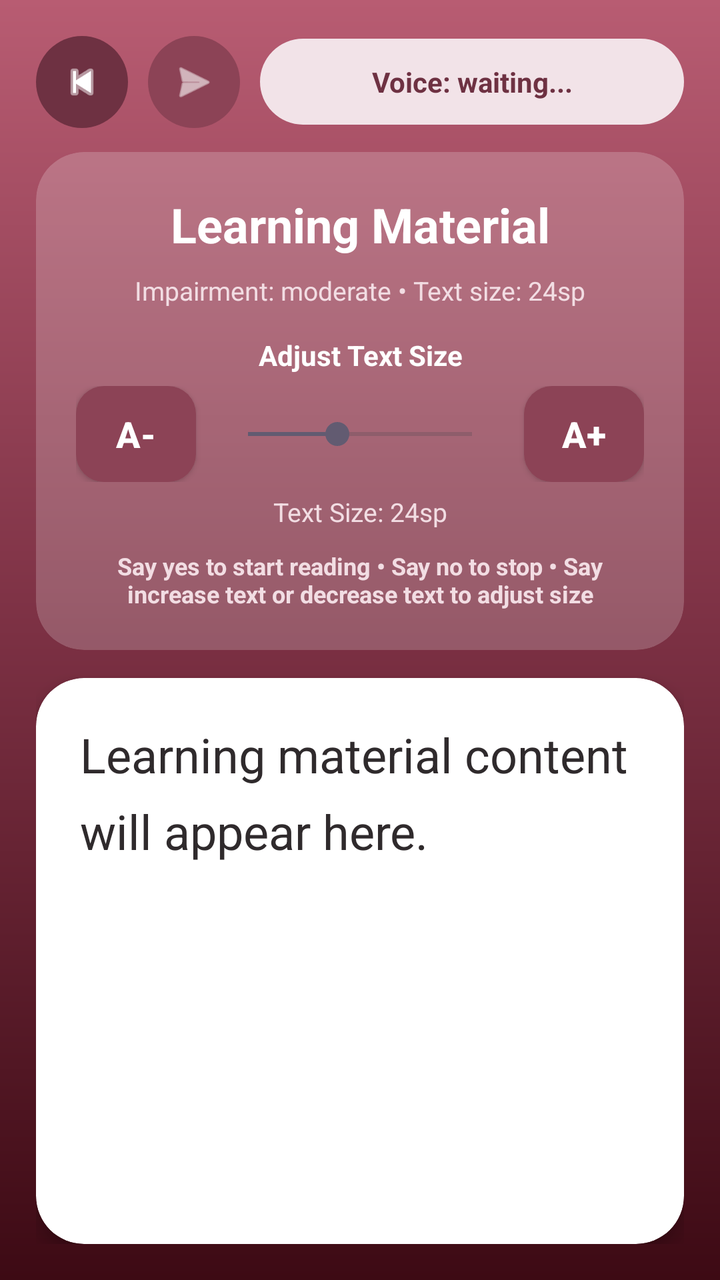
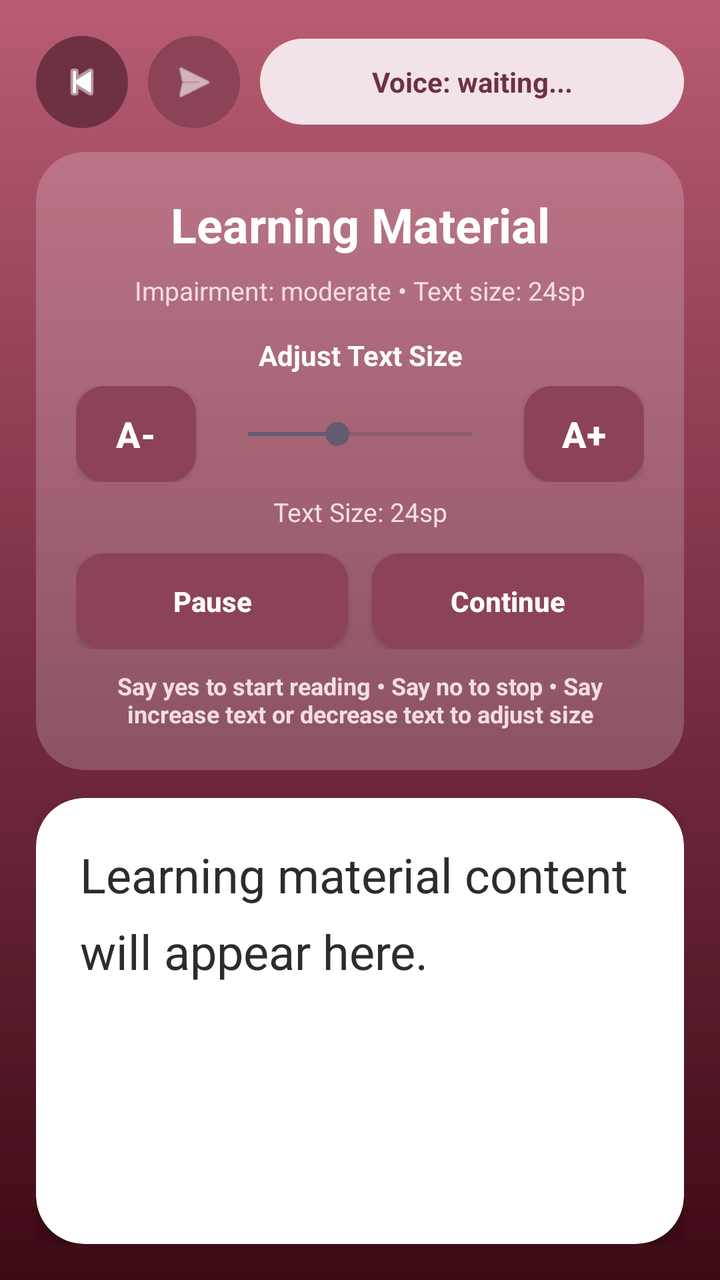

Compare the two renders of this Android layout. The source of the first and the diff that turns it into the second are given below.
<!-- AndroidManifest.xml: application theme Theme.VisualEyes -->
<!-- res/layout/activity_accessible_material.xml -->
<?xml version="1.0" encoding="utf-8"?>
<FrameLayout xmlns:android="http://schemas.android.com/apk/res/android"
    xmlns:app="http://schemas.android.com/apk/res-auto"
    android:layout_width="match_parent"
    android:layout_height="match_parent"
    android:fitsSystemWindows="true"
    android:background="@drawable/bg_viewer_gradient_bg">

    <LinearLayout
        android:layout_width="match_parent"
        android:layout_height="match_parent"
        android:orientation="vertical"
        android:paddingStart="18dp"
        android:paddingTop="18dp"
        android:paddingEnd="18dp"
        android:paddingBottom="18dp">

        <LinearLayout
            android:layout_width="match_parent"
            android:layout_height="wrap_content"
            android:layout_marginBottom="12dp"
            android:gravity="center_vertical"
            android:orientation="horizontal">

            <ImageView
                android:id="@+id/btnBack"
                android:layout_width="46dp"
                android:layout_height="46dp"
                android:layout_marginEnd="10dp"
                android:background="@drawable/bg_icon_button_ripple"
                android:contentDescription="@string/back"
                android:padding="11dp"
                android:src="@android:drawable/ic_media_previous"
                app:tint="#FFFFFF" />

            <ImageView
                android:id="@+id/btnFeedback"
                android:layout_width="46dp"
                android:layout_height="46dp"
                android:layout_marginEnd="10dp"
                android:background="@drawable/bg_icon_button_ripple_accent"
                android:contentDescription="Feedback"
                android:padding="11dp"
                android:src="@android:drawable/ic_menu_send"
                app:tint="#FFFFFF" />
            <TextView
                android:id="@+id/txtVoiceStatus"
                android:layout_width="0dp"
                android:layout_height="wrap_content"
                android:layout_weight="1"
                android:background="@drawable/bg_voice_chip_soft"
                android:gravity="center"
                android:paddingStart="14dp"
                android:paddingTop="12dp"
                android:paddingEnd="14dp"
                android:paddingBottom="12dp"
                android:text="@string/voice_waiting"
                android:textColor="#6E3142"
                android:textSize="14sp"
                android:textStyle="bold" />
        </LinearLayout>

        <androidx.cardview.widget.CardView
            android:id="@+id/cardControls"
            android:layout_width="match_parent"
            android:layout_height="wrap_content"
            android:layout_marginBottom="14dp"
            app:cardBackgroundColor="#33FFFFFF"
            app:cardCornerRadius="24dp"
            app:cardElevation="0dp">

            <LinearLayout
                android:layout_width="match_parent"
                android:layout_height="wrap_content"
                android:orientation="vertical"
                android:padding="20dp">

                <TextView
                    android:id="@+id/txtReaderTitle"
                    android:layout_width="match_parent"
                    android:layout_height="wrap_content"
                    android:gravity="center"
                    android:text="Learning Material"
                    android:textColor="#FFFFFF"
                    android:textSize="24sp"
                    android:textStyle="bold" />

                <TextView
                    android:id="@+id/txtReaderInfo"
                    android:layout_width="match_parent"
                    android:layout_height="wrap_content"
                    android:layout_marginTop="8dp"
                    android:gravity="center"
                    android:text="Impairment: moderate • Text size: 24sp"
                    android:textColor="#F2DDE3"
                    android:textSize="13sp" />

                <LinearLayout
                    android:layout_width="match_parent"
                    android:layout_height="wrap_content"
                    android:layout_marginTop="14dp"
                    android:orientation="vertical">

                    <TextView
                        android:id="@+id/txtAdjustTextSizeLabel"
                        android:layout_width="match_parent"
                        android:layout_height="wrap_content"
                        android:layout_marginBottom="6dp"
                        android:gravity="center"
                        android:text="Adjust Text Size"
                        android:textColor="#FFFFFF"
                        android:textSize="14sp"
                        android:textStyle="bold" />

                    <LinearLayout
                        android:layout_width="match_parent"
                        android:layout_height="wrap_content"
                        android:gravity="center_vertical"
                        android:orientation="horizontal">

                        <android.widget.Button
                            android:id="@+id/btnDecreaseText"
                            android:layout_width="60dp"
                            android:layout_height="48dp"
                            android:background="@drawable/bg_button_ripple_squared"
                            android:backgroundTint="@null"
                            android:text="A-"
                            android:textColor="#FFFFFF"
                            android:textSize="18sp"
                            android:textStyle="bold" />

                        <SeekBar
                            android:id="@+id/seekTextSize"
                            android:layout_width="0dp"
                            android:layout_height="40dp"
                            android:layout_marginStart="10dp"
                            android:layout_marginEnd="10dp"
                            android:layout_weight="1"
                            android:max="10"
                            android:progress="4" />

                        <android.widget.Button
                            android:id="@+id/btnIncreaseText"
                            android:layout_width="60dp"
                            android:layout_height="48dp"
                            android:background="@drawable/bg_button_ripple_squared"
                            android:backgroundTint="@null"
                            android:text="A+"
                            android:textColor="#FFFFFF"
                            android:textSize="18sp"
                            android:textStyle="bold" />
                    </LinearLayout>

                    <TextView
                        android:id="@+id/txtCurrentSize"
                        android:layout_width="match_parent"
                        android:layout_height="wrap_content"
                        android:layout_marginTop="6dp"
                        android:gravity="center"
                        android:text="Text Size: 24sp"
                        android:textColor="#F2DDE3"
                        android:textSize="13sp" />
                </LinearLayout>

                <TextView
                    android:id="@+id/txtVoiceHint"
                    android:layout_width="match_parent"
                    android:layout_height="wrap_content"
                    android:layout_marginTop="10dp"
                    android:gravity="center"
                    android:text="Say yes to start reading • Say no to stop • Say increase text or decrease text to adjust size"
                    android:textColor="#F2DDE3"
                    android:textSize="12sp"
                    android:textStyle="bold" />
            </LinearLayout>
        </androidx.cardview.widget.CardView>

        <androidx.cardview.widget.CardView
            android:id="@+id/cardContent"
            android:layout_width="match_parent"
            android:layout_height="0dp"
            android:layout_weight="1"
            app:cardBackgroundColor="#FFFFFF"
            app:cardCornerRadius="24dp"
            app:cardElevation="5dp">

            <ScrollView
                android:id="@+id/scrollView"
                android:layout_width="match_parent"
                android:layout_height="match_parent"
                android:fillViewport="true"
                android:scrollbars="none">

                <LinearLayout
                    android:id="@+id/contentContainer"
                    android:layout_width="match_parent"
                    android:layout_height="wrap_content"
                    android:orientation="vertical"
                    android:padding="22dp">

                    <TextView
                        android:id="@+id/txtReaderContent"
                        android:layout_width="match_parent"
                        android:layout_height="wrap_content"
                        android:lineSpacingExtra="10dp"
                        android:text="Learning material content will appear here."
                        android:textColor="#2F2A2C"
                        android:textSize="24sp" />

                </LinearLayout>
            </ScrollView>
        </androidx.cardview.widget.CardView>

    </LinearLayout>

</FrameLayout>
<!-- resources referenced by this layout -->
<resources>
  <!-- drawable bg_button_ripple_squared (drawable) -->
  <?xml version="1.0" encoding="utf-8"?>
  <ripple xmlns:android="http://schemas.android.com/apk/res/android"
      android:color="#55FFFFFF">
      <item>
          <shape android:shape="rectangle">
              <corners android:radius="14dp" />
              <solid android:color="#8C4356" />
          </shape>
      </item>
  </ripple>
  <!-- drawable bg_icon_button_ripple (drawable) -->
  <?xml version="1.0" encoding="utf-8"?>
  <ripple xmlns:android="http://schemas.android.com/apk/res/android"
      android:color="#55FFFFFF">
      <item>
          <shape android:shape="oval">
              <solid android:color="#6E3142" />
          </shape>
      </item>
  </ripple>
  <!-- drawable bg_icon_button_ripple_accent (drawable) -->
  <?xml version="1.0" encoding="utf-8"?>
  <ripple xmlns:android="http://schemas.android.com/apk/res/android"
      android:color="#55FFFFFF">
      <item>
          <shape android:shape="oval">
              <solid android:color="#8C4356" />
          </shape>
      </item>
  </ripple>
  <!-- drawable bg_viewer_gradient_bg (drawable) -->
  <?xml version="1.0" encoding="utf-8"?>
  <shape xmlns:android="http://schemas.android.com/apk/res/android" android:shape="rectangle">
      <gradient
          android:angle="90"
          android:startColor="#3D0A14"
          android:centerColor="#7B3043"
          android:endColor="#B85C72" />
  </shape>
  <!-- drawable bg_voice_chip_soft (drawable) -->
  <shape xmlns:android="http://schemas.android.com/apk/res/android">
      <solid android:color="#F2E3E8" />
      <corners android:radius="22dp" />
  </shape>
  <string name="back">Back</string>
  <string name="voice_waiting">Voice: waiting...</string>
  <style name="Theme.VisualEyes" parent="Base.Theme.VisualEyes" />
  <style name="Base.Theme.VisualEyes" parent="Theme.Material3.DayNight.NoActionBar">
          
          
      </style>
</resources>

<!-- the commit's change to res/layout/activity_accessible_material.xml (unified diff, before → after) -->
@@ -160,6 +160,42 @@
                         android:text="Text Size: 24sp"
                         android:textColor="#F2DDE3"
                         android:textSize="13sp" />
+
+                    <LinearLayout
+                        android:layout_width="match_parent"
+                        android:layout_height="wrap_content"
+                        android:layout_marginTop="12dp"
+                        android:gravity="center_vertical"
+                        android:orientation="horizontal">
+
+                        <android.widget.Button
+                            android:id="@+id/btnPauseReading"
+                            android:layout_width="0dp"
+                            android:layout_height="48dp"
+                            android:layout_weight="1"
+                            android:layout_marginEnd="6dp"
+                            android:background="@drawable/bg_button_ripple_squared"
+                            android:backgroundTint="@null"
+                            android:text="Pause"
+                            android:textAllCaps="false"
+                            android:textColor="#FFFFFF"
+                            android:textSize="14sp"
+                            android:textStyle="bold" />
+
+                        <android.widget.Button
+                            android:id="@+id/btnContinueReading"
+                            android:layout_width="0dp"
+                            android:layout_height="48dp"
+                            android:layout_weight="1"
+                            android:layout_marginStart="6dp"
+                            android:background="@drawable/bg_button_ripple_squared"
+                            android:backgroundTint="@null"
+                            android:text="Continue"
+                            android:textAllCaps="false"
+                            android:textColor="#FFFFFF"
+                            android:textSize="14sp"
+                            android:textStyle="bold" />
+                    </LinearLayout>
                 </LinearLayout>
 
                 <TextView
